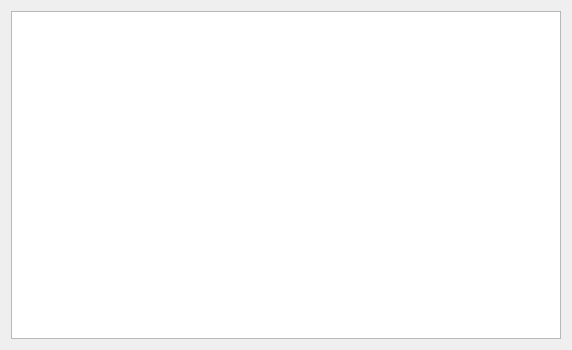
Before: the Qt Designer form retroshare/retroshare-gui/src/gui/statistics/TurtleRouterDialog.ui in samuel-asleep/RetroShare-full, drawn with Qt 5.
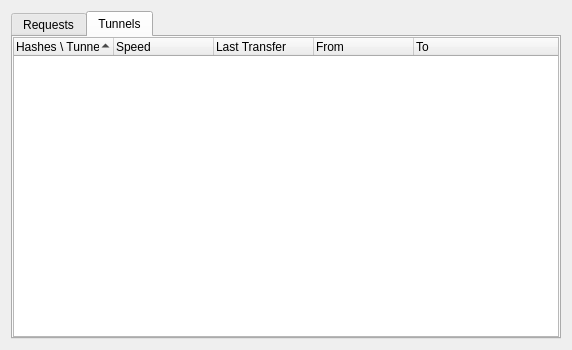
After: the same form once the commit is applied. The open tabs and pages were chosen to show the change.

```diff
--- a/retroshare/retroshare-gui/src/gui/statistics/TurtleRouterDialog.ui
+++ b/retroshare/retroshare-gui/src/gui/statistics/TurtleRouterDialog.ui
@@ -13,17 +13,112 @@
   <property name="windowTitle">
    <string>Router Statistics</string>
   </property>
-  <layout class="QGridLayout" name="gridLayout">
+  <layout class="QGridLayout" name="gridLayout_2">
    <item row="0" column="0">
-    <widget class="QTreeWidget" name="_f2f_TW">
-     <property name="headerHidden">
-      <bool>true</bool>
+    <widget class="QTabWidget" name="tabWidget">
+     <property name="currentIndex">
+      <number>0</number>
      </property>
-     <column>
-      <property name="text">
-       <string>F2F router information</string>
-      </property>
-     </column>
+     <widget class="QWidget" name="tab">
+      <attribute name="title">
+       <string>Requests</string>
+      </attribute>
+      <layout class="QGridLayout" name="gridLayout">
+       <property name="leftMargin">
+        <number>0</number>
+       </property>
+       <property name="topMargin">
+        <number>0</number>
+       </property>
+       <property name="rightMargin">
+        <number>0</number>
+       </property>
+       <property name="bottomMargin">
+        <number>0</number>
+       </property>
+       <item row="0" column="0">
+        <widget class="QTreeWidget" name="_f2f_TW">
+         <property name="sortingEnabled">
+          <bool>true</bool>
+         </property>
+         <property name="headerHidden">
+          <bool>false</bool>
+         </property>
+         <column>
+          <property name="text">
+           <string>Request ID</string>
+          </property>
+         </column>
+         <column>
+          <property name="text">
+           <string>From</string>
+          </property>
+         </column>
+         <column>
+          <property name="text">
+           <string>Time</string>
+          </property>
+         </column>
+         <column>
+          <property name="text">
+           <string>String</string>
+          </property>
+         </column>
+        </widget>
+       </item>
+      </layout>
+     </widget>
+     <widget class="QWidget" name="tab_2">
+      <attribute name="title">
+       <string>Tunnels</string>
+      </attribute>
+      <layout class="QGridLayout" name="gridLayout_3">
+       <property name="leftMargin">
+        <number>0</number>
+       </property>
+       <property name="topMargin">
+        <number>0</number>
+       </property>
+       <property name="rightMargin">
+        <number>0</number>
+       </property>
+       <property name="bottomMargin">
+        <number>0</number>
+       </property>
+       <item row="0" column="0">
+        <widget class="QTreeWidget" name="tunnels_treeWidget">
+         <property name="sortingEnabled">
+          <bool>true</bool>
+         </property>
+         <column>
+          <property name="text">
+           <string>Hashes \ Tunnel ID</string>
+          </property>
+         </column>
+         <column>
+          <property name="text">
+           <string>Speed</string>
+          </property>
+         </column>
+         <column>
+          <property name="text">
+           <string>Last Transfer</string>
+          </property>
+         </column>
+         <column>
+          <property name="text">
+           <string>From</string>
+          </property>
+         </column>
+         <column>
+          <property name="text">
+           <string>To</string>
+          </property>
+         </column>
+        </widget>
+       </item>
+      </layout>
+     </widget>
     </widget>
    </item>
   </layout>
```
